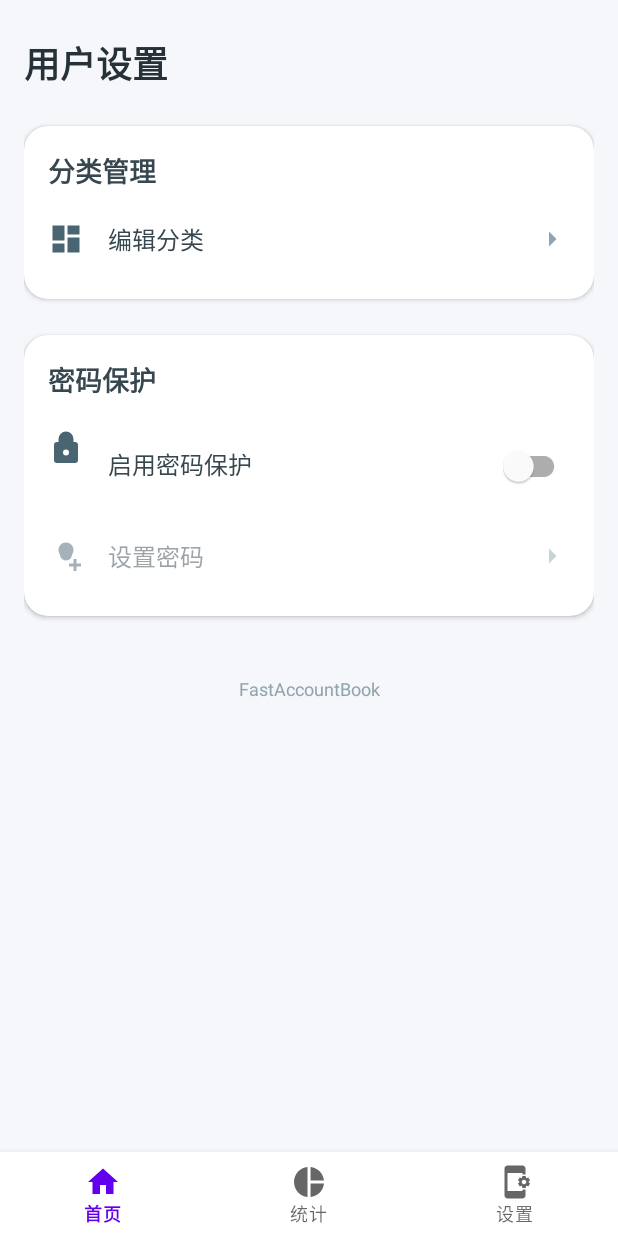
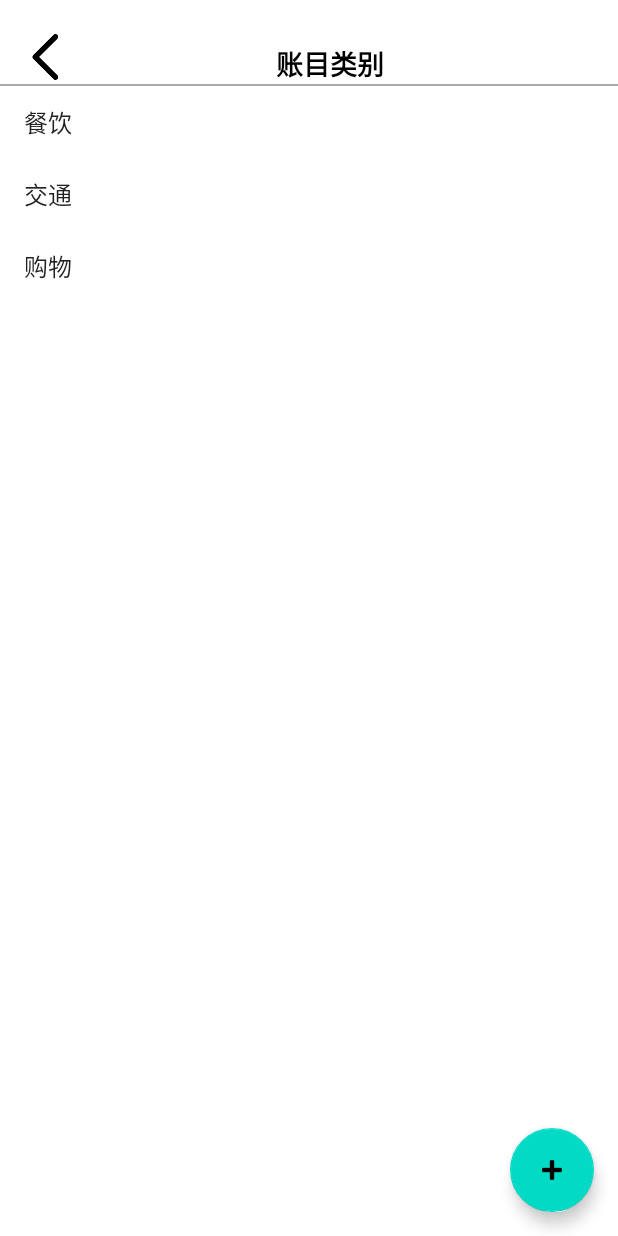
Before and after one commit to Losfff/AccountBook, an Android app: the NotificationsFragment screen opened through its navigation route, after a tap on "编辑分类", on a phone screen of 412 x 824 dp. Run offline under Robolectric (Android 15) with nearby library versions, the phone set to English and light mode, and no system bars; our stand-ins replace navigation-ui.

Commit message:
类别页面，右下角按钮添加新类别，长按删除类别

```diff
--- a/app/src/main/AndroidManifest.xml
+++ b/app/src/main/AndroidManifest.xml
@@ -12,6 +12,12 @@
         android:supportsRtl="true"
         android:theme="@style/Theme.FastAccountBook"
         tools:targetApi="31">
+        <activity
+            android:name=".rounded_rectangle"
+            android:exported="false" />
+        <activity
+            android:name=".ui.otherPages.TypeActivity"
+            android:exported="false" />
         <activity
             android:name=".ui.otherPages.LockActivity"
             android:exported="false" />
--- a/app/src/main/java/com/example/fastaccountbook/ui/home/EditRecordActivity.java
+++ b/app/src/main/java/com/example/fastaccountbook/ui/home/EditRecordActivity.java
@@ -29,6 +29,10 @@ public class EditRecordActivity extends AppCompatActivity {
 
         dbHelper = new DBHelper(this);
         recordId = getIntent().getIntExtra("recordId", -1);
+
+        if (getSupportActionBar() != null) {
+            getSupportActionBar().hide();
+        }
 
         // 初始化控件
         etDescription = findViewById(R.id.etDescription);
--- a/app/src/main/java/com/example/fastaccountbook/ui/notifications/NotificationsFragment.java
+++ b/app/src/main/java/com/example/fastaccountbook/ui/notifications/NotificationsFragment.java
@@ -18,6 +18,7 @@ import androidx.annotation.Nullable;
 import androidx.fragment.app.Fragment;
 
 import com.example.fastaccountbook.R;
+import com.example.fastaccountbook.ui.otherPages.TypeActivity;
 import com.google.android.material.card.MaterialCardView;
 import com.google.android.material.switchmaterial.SwitchMaterial;
 
@@ -51,8 +52,8 @@ public class NotificationsFragment extends Fragment {
 
         // 分类管理跳转
         editCategoryLayout.setOnClickListener(v -> {
-            //Intent intent = new Intent(getActivity(), CategoryActivity.class); // 你需要创建这个 Activity
-            //startActivity(intent);
+            Intent intent = new Intent(getActivity(), TypeActivity.class); // 你需要创建这个 Activity
+            startActivity(intent);
         });
 
         // 初始化密码保护开关状态
--- a/app/src/main/java/com/example/fastaccountbook/ui/otherPages/AddRecordActivity.java
+++ b/app/src/main/java/com/example/fastaccountbook/ui/otherPages/AddRecordActivity.java
@@ -36,6 +36,10 @@ public class AddRecordActivity extends AppCompatActivity {
         setContentView(R.layout.activity_add_record);
 
         dbHelper = new DBHelper(this);
+
+        if (getSupportActionBar() != null) {
+            getSupportActionBar().hide();
+        }
 
         ImageButton btnBack = findViewById(R.id.backButton);
         btnBack.setOnClickListener(v -> finish());
--- a/app/src/main/java/com/example/fastaccountbook/ui/otherPages/AddRecordActivity.txt
+++ b/app/src/main/java/com/example/fastaccountbook/ui/otherPages/AddRecordActivity.txt
@@ -32,6 +32,7 @@ public class AddRecordActivit extends AppCompatActivity {
 
     @Override
     protected void onCreate(Bundle savedInstanceState) {
+
         super.onCreate(savedInstanceState);
         setContentView(R.layout.activity_add_record);
 
--- a/app/src/main/java/com/example/fastaccountbook/ui/otherPages/LockActivity.java
+++ b/app/src/main/java/com/example/fastaccountbook/ui/otherPages/LockActivity.java
@@ -29,6 +29,10 @@ public class LockActivity extends AppCompatActivity {
         btnUnlock = findViewById(R.id.btnUnlock);
 
         editPassword.setInputType(InputType.TYPE_CLASS_TEXT | InputType.TYPE_TEXT_VARIATION_PASSWORD);
+
+        if (getSupportActionBar() != null) {
+            getSupportActionBar().hide();
+        }
 
         btnUnlock.setOnClickListener(v -> {
             String input = editPassword.getText().toString();
--- /dev/null
+++ b/app/src/main/java/com/example/fastaccountbook/ui/otherPages/TypeActivity.java
@@ -0,0 +1,161 @@
+package com.example.fastaccountbook.ui.otherPages;
+
+//import static android.os.Build.VERSION_CODES.R;
+import android.view.ViewGroup;
+import android.app.AlertDialog;
+import android.content.DialogInterface;
+import android.os.Bundle;
+import android.view.LayoutInflater;
+import android.view.View;
+import android.widget.Button;
+import android.widget.EditText;
+import android.widget.ImageButton;
+import android.widget.TextView;
+import android.widget.Toast;
+import androidx.appcompat.app.AppCompatActivity;
+import androidx.recyclerview.widget.LinearLayoutManager;
+import androidx.recyclerview.widget.RecyclerView;
+import java.util.ArrayList;
+import java.util.List;
+import com.example.fastaccountbook.DBController.TypeModel;
+import com.example.fastaccountbook.R;
+import com.example.fastaccountbook.DBController.DBHelper;
+
+public class TypeActivity extends AppCompatActivity {
+    private ImageButton backButton, addButton;
+    private TextView titleTextView;
+    private RecyclerView typeRecyclerView;
+    private TypeAdapter typeAdapter;
+    private List<TypeModel> typeList;
+    private DBHelper dbHelper;
+
+    @Override
+    protected void onCreate(Bundle savedInstanceState) {
+        super.onCreate(savedInstanceState);
+        setContentView(R.layout.activity_type);
+        if (getSupportActionBar() != null) {
+            getSupportActionBar().hide();
+        }
+        // 初始化数据库
+        dbHelper = new DBHelper(this);
+
+        // 初始化界面元素
+        backButton = findViewById(R.id.backButton);
+        titleTextView = findViewById(R.id.titleTextView);
+        typeRecyclerView = findViewById(R.id.typeRecyclerView);
+        addButton = findViewById(R.id.fabAdd);
+
+        // 设置返回按钮点击事件
+        backButton.setOnClickListener(v -> finish());
+
+        // 初始化账目类别列表
+        typeList = new ArrayList<>();
+        typeAdapter = new TypeAdapter(typeList);
+        typeRecyclerView.setLayoutManager(new LinearLayoutManager(this));
+        typeRecyclerView.setAdapter(typeAdapter);
+
+        // 加载账目类别数据
+        loadTypes();
+
+        // 设置添加按钮点击事件
+        addButton.setOnClickListener(v -> showAddTypeDialog());
+    }
+
+    private void loadTypes() {
+        typeList.clear();
+        typeList.addAll(dbHelper.getTypes());
+        typeAdapter.notifyDataSetChanged();
+    }
+
+    private void showAddTypeDialog() {
+        AlertDialog.Builder builder = new AlertDialog.Builder(this);
+        LayoutInflater inflater = getLayoutInflater();
+        View dialogView = inflater.inflate(R.layout.item_type_edit, null);
+
+        final EditText typeNameEditText = dialogView.findViewById(R.id.typeNameEditText);
+        Button saveButton = dialogView.findViewById(R.id.saveButton);
+        Button cancelButton = dialogView.findViewById(R.id.cancelButton);
+
+        builder.setView(dialogView);
+        final AlertDialog dialog = builder.create();
+
+        saveButton.setOnClickListener(v -> {
+            String typeName = typeNameEditText.getText().toString().trim();
+            if (!typeName.isEmpty()) {
+                TypeModel typeModel = new TypeModel();
+                typeModel.setTypeName(typeName);
+                if (dbHelper.insertType(typeModel)) {
+                    Toast.makeText(TypeActivity.this, "添加成功", Toast.LENGTH_SHORT).show();
+                    loadTypes();
+                } else {
+                    Toast.makeText(TypeActivity.this, "添加失败", Toast.LENGTH_SHORT).show();
+                }
+                dialog.dismiss();
+            } else {
+                Toast.makeText(TypeActivity.this, "类别名称不能为空", Toast.LENGTH_SHORT).show();
+            }
+        });
+
+        cancelButton.setOnClickListener(v -> dialog.dismiss());
+
+        dialog.show();
+    }
+
+    // 自定义适配器
+    private class TypeAdapter extends RecyclerView.Adapter<TypeAdapter.TypeViewHolder> {
+        private List<TypeModel> typeList;
+
+        public TypeAdapter(List<TypeModel> typeList) {
+            this.typeList = typeList;
+        }
+
+        @Override
+        public TypeViewHolder onCreateViewHolder(ViewGroup parent, int viewType) {
+            View view = LayoutInflater.from(parent.getContext()).inflate(android.R.layout.simple_list_item_1, parent, false);
+            return new TypeViewHolder(view);
+        }
+
+        @Override
+        public void onBindViewHolder(TypeViewHolder holder, int position) {
+            TypeModel typeModel = typeList.get(position);
+            holder.typeNameTextView.setText(typeModel.getTypeName());
+
+            holder.itemView.setOnLongClickListener(v -> {
+                showDeleteDialog(typeModel.getTypeId());
+                return true;
+            });
+        }
+
+        @Override
+        public int getItemCount() {
+            return typeList.size();
+        }
+
+        public class TypeViewHolder extends RecyclerView.ViewHolder {
+            TextView typeNameTextView;
+
+            public TypeViewHolder(View itemView) {
+                super(itemView);
+                typeNameTextView = itemView.findViewById(android.R.id.text1);
+            }
+        }
+    }
+
+    private void showDeleteDialog(final int typeId) {
+        AlertDialog.Builder builder = new AlertDialog.Builder(this);
+        builder.setMessage("确定要删除这个类别吗？")
+                .setPositiveButton("确定", new DialogInterface.OnClickListener() {
+                    @Override
+                    public void onClick(DialogInterface dialog, int which) {
+                        if (dbHelper.deleteType(typeId)) {
+                            Toast.makeText(TypeActivity.this, "删除成功", Toast.LENGTH_SHORT).show();
+                            loadTypes();
+                        } else {
+                            Toast.makeText(TypeActivity.this, "删除失败", Toast.LENGTH_SHORT).show();
+                        }
+                    }
+                })
+                .setNegativeButton("取消", null)
+                .show();
+    }
+}
--- a/app/src/main/res/layout/activity_add_record.xml
+++ b/app/src/main/res/layout/activity_add_record.xml
@@ -15,6 +15,7 @@
         android:src="@drawable/ic_back"
         android:scaleType="fitCenter"
         android:contentDescription="返回"
+        android:layout_marginTop="20dp"
         app:layout_constraintTop_toTopOf="parent"
         app:layout_constraintStart_toStartOf="parent" />
 
--- /dev/null
+++ b/app/src/main/res/layout/activity_type.xml
@@ -0,0 +1,71 @@
+<?xml version="1.0" encoding="utf-8"?>
+<androidx.constraintlayout.widget.ConstraintLayout xmlns:android="http://schemas.android.com/apk/res/android"
+    xmlns:app="http://schemas.android.com/apk/res-auto"
+    xmlns:tools="http://schemas.android.com/tools"
+    android:layout_width="match_parent"
+    android:layout_height="match_parent"
+    android:background="@android:color/white"
+    tools:context=".ui.otherPages.TypeActivity">
+
+    <!-- 返回按钮 -->
+
+
+    <!-- 标题 -->
+
+
+    <!-- 分界线 -->
+
+    <ImageButton
+        android:id="@+id/backButton"
+        android:layout_width="36dp"
+        android:layout_height="36dp"
+        android:layout_marginStart="16dp"
+        android:layout_marginTop="20dp"
+        android:background="?attr/selectableItemBackgroundBorderless"
+        android:contentDescription="返回"
+        android:scaleType="fitCenter"
+        android:src="@drawable/ic_back"
+        app:layout_constraintStart_toStartOf="parent"
+        app:layout_constraintTop_toTopOf="parent" />
+
+    <TextView
+        android:id="@+id/titleTextView"
+        android:layout_width="wrap_content"
+        android:layout_height="wrap_content"
+        android:layout_marginStart="132dp"
+        android:text="账目类别"
+        android:textColor="@android:color/black"
+        android:textSize="18sp"
+        android:textStyle="bold"
+        app:layout_constraintBottom_toBottomOf="@id/backButton"
+        app:layout_constraintStart_toEndOf="@id/backButton"
+        app:layout_constraintTop_toTopOf="@id/backButton"
+        app:layout_constraintVertical_bias="1.0" />
+
+    <View
+        android:id="@+id/dividerView"
+        android:layout_width="match_parent"
+        android:layout_height="1dp"
+        android:background="@android:color/darker_gray"
+        app:layout_constraintTop_toBottomOf="@id/titleTextView" />
+
+    <!-- 账目类别列表 -->
+    <androidx.recyclerview.widget.RecyclerView
+        android:id="@+id/typeRecyclerView"
+        android:layout_width="match_parent"
+        android:layout_height="0dp"
+        app:layout_constraintTop_toBottomOf="@id/dividerView"
+        app:layout_constraintBottom_toTopOf="@id/fabAdd" />
+
+    <!-- 添加按钮 -->
+    <com.google.android.material.floatingactionbutton.FloatingActionButton
+        android:id="@+id/fabAdd"
+        android:layout_width="wrap_content"
+        android:layout_height="wrap_content"
+        android:layout_marginEnd="16dp"
+        android:layout_marginBottom="16dp"
+        android:src="@android:drawable/ic_input_add"
+        app:layout_constraintBottom_toBottomOf="parent"
+        app:layout_constraintEnd_toEndOf="parent" />
+
+</androidx.constraintlayout.widget.ConstraintLayout>
--- a/app/src/main/res/layout/fragment_home.xml
+++ b/app/src/main/res/layout/fragment_home.xml
@@ -11,6 +11,7 @@
         android:layout_width="match_parent"
         android:layout_height="wrap_content"
         android:padding="8dp"
+        android:layout_marginTop="20dp"
         app:layout_constraintLeft_toLeftOf="parent"
         app:layout_constraintRight_toRightOf="parent"
         app:layout_constraintTop_toTopOf="parent"
```
Also changed, not shown: app/src/main/res/drawable/ic_add.xml (added, +9 -0 lines), app/src/main/res/drawable/round_button.xml (added, +8 -0 lines), app/src/main/res/drawable/rounded_rectangle.xml (added, +13 -0 lines), app/src/main/res/layout/item_type_edit.xml (added, +36 -0 lines).
